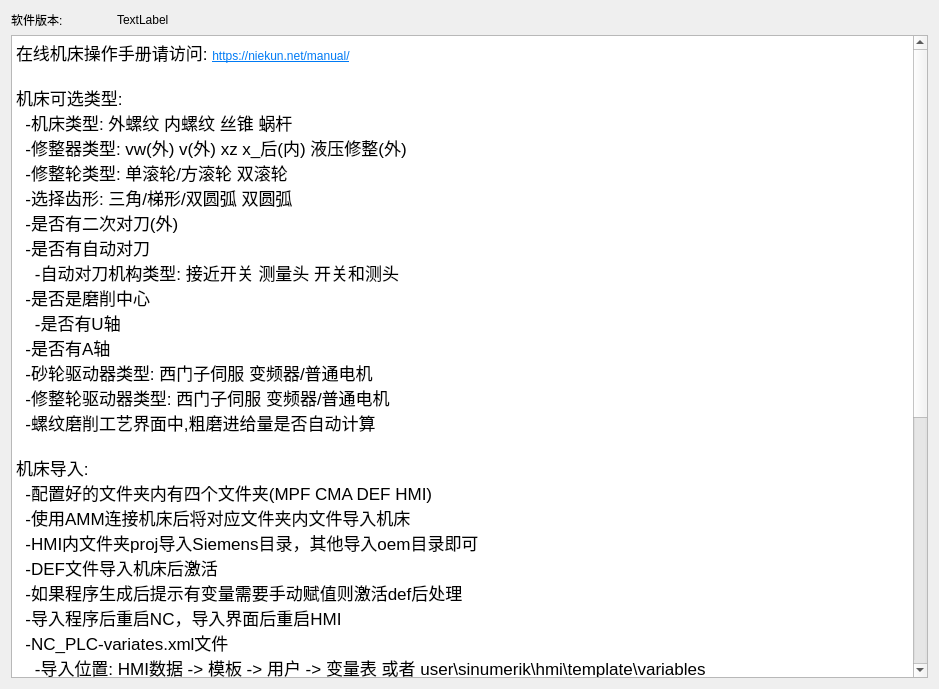
The window that about.ui (nie11kun/HorizonJuicerCreator) describes before a commit, drawn with Qt 5.
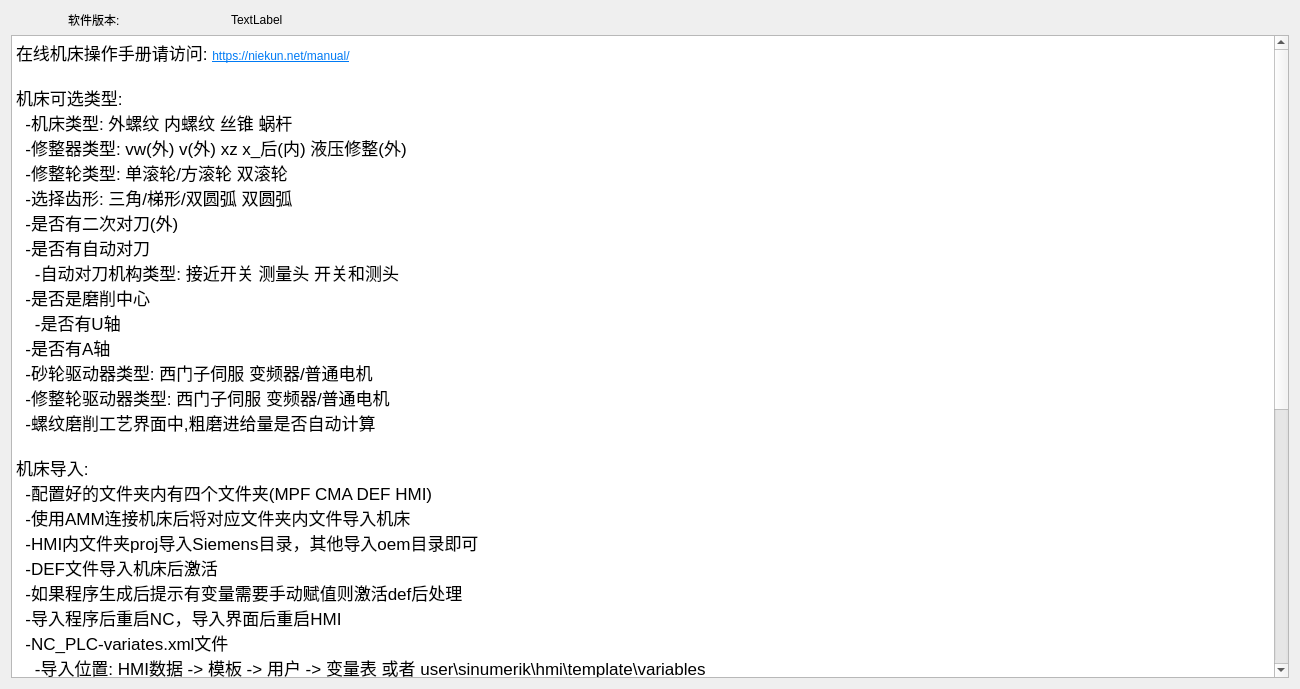
The same window after the commit.

```diff
--- a/about.ui
+++ b/about.ui
@@ -6,7 +6,7 @@
    <rect>
     <x>0</x>
     <y>0</y>
-    <width>939</width>
+    <width>1300</width>
     <height>689</height>
    </rect>
   </property>
@@ -93,7 +93,8 @@
 &lt;p style=&quot; margin-top:0px; margin-bottom:0px; margin-left:0px; margin-right:0px; -qt-block-indent:0; text-indent:0px;&quot;&gt;&lt;span style=&quot; font-family:'MS Shell Dlg 2'; font-size:13pt;&quot;&gt;  -自动对刀测头伸出缩回没有检测开关：变量表修改INI[157]=1&lt;/span&gt;&lt;/p&gt;
 &lt;p style=&quot; margin-top:0px; margin-bottom:0px; margin-left:0px; margin-right:0px; -qt-block-indent:0; text-indent:0px;&quot;&gt;&lt;span style=&quot; font-family:'MS Shell Dlg 2'; font-size:13pt;&quot;&gt;  -转完A轴不关闭液压：变量表修改INI[158]=1&lt;/span&gt;&lt;/p&gt;
 &lt;p style=&quot; margin-top:0px; margin-bottom:0px; margin-left:0px; margin-right:0px; -qt-block-indent:0; text-indent:0px;&quot;&gt;&lt;span style=&quot; font-family:'MS Shell Dlg 2'; font-size:13pt;&quot;&gt;  -使用外部齿形程序：变量表修改DRESSER[139]=1   程序名写入变量表：SHAPE_EXTERNAL&lt;/span&gt;&lt;/p&gt;
-&lt;p style=&quot; margin-top:0px; margin-bottom:0px; margin-left:0px; margin-right:0px; -qt-block-indent:0; text-indent:0px;&quot;&gt;&lt;span style=&quot; font-family:'MS Shell Dlg 2'; font-size:13pt;&quot;&gt;  -C轴设置为主轴模式：变量表修改INI[130]=1  影响环形槽加工指令: DO MOV -&amp;gt; M3&lt;/span&gt;&lt;/p&gt;&lt;/body&gt;&lt;/html&gt;</string>
+&lt;p style=&quot; margin-top:0px; margin-bottom:0px; margin-left:0px; margin-right:0px; -qt-block-indent:0; text-indent:0px;&quot;&gt;&lt;span style=&quot; font-family:'MS Shell Dlg 2'; font-size:13pt;&quot;&gt;  -C轴设置为主轴模式：变量表修改INI[130]=1  影响环形槽加工指令: DO MOV -&amp;gt; M3&lt;/span&gt;&lt;/p&gt;
+&lt;p style=&quot; margin-top:0px; margin-bottom:0px; margin-left:0px; margin-right:0px; -qt-block-indent:0; text-indent:0px;&quot;&gt;&lt;span style=&quot; font-family:'MS Shell Dlg 2'; font-size:13pt;&quot;&gt;  -磨削中心只磨内磨时结束不返回外磨Z安全位置：变量表修改PROCESS[118]=1&lt;/span&gt;&lt;/p&gt;&lt;/body&gt;&lt;/html&gt;</string>
      </property>
     </widget>
    </item>
```
